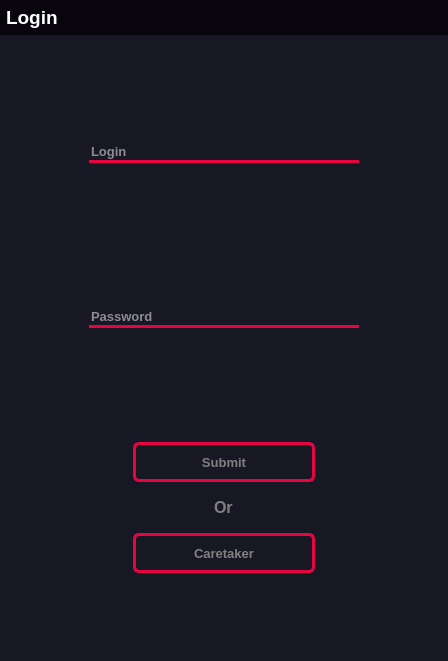
Before: the Qt Designer form qt_login_interface.ui in Kimiroshi/Dante, drawn with Qt 5.
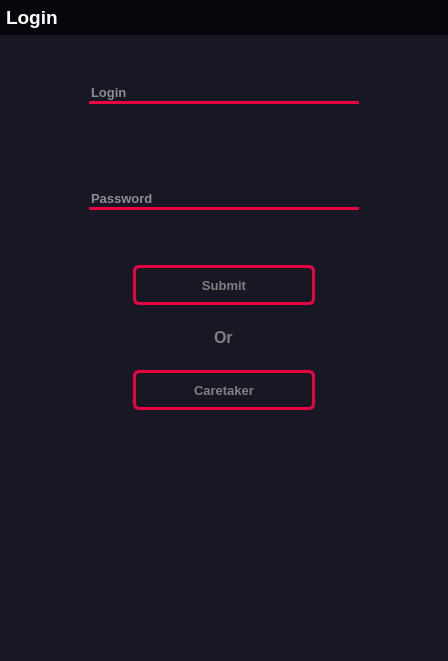
After: the same form once the commit is applied. Icons and pictures are not drawn.

Diff of the .ui file:
```diff
--- a/qt_login_interface.ui
+++ b/qt_login_interface.ui
@@ -249,6 +249,12 @@
          <layout class="QVBoxLayout" name="verticalLayout_2">
           <item alignment="Qt::AlignHCenter">
            <widget class="QLineEdit" name="login_edit">
+            <property name="sizePolicy">
+             <sizepolicy hsizetype="Expanding" vsizetype="Fixed">
+              <horstretch>0</horstretch>
+              <verstretch>0</verstretch>
+             </sizepolicy>
+            </property>
             <property name="minimumSize">
              <size>
               <width>270</width>
@@ -297,6 +303,12 @@
          <layout class="QVBoxLayout" name="verticalLayout_3">
           <item alignment="Qt::AlignHCenter">
            <widget class="QLineEdit" name="password_edit">
+            <property name="sizePolicy">
+             <sizepolicy hsizetype="Expanding" vsizetype="Fixed">
+              <horstretch>0</horstretch>
+              <verstretch>0</verstretch>
+             </sizepolicy>
+            </property>
             <property name="minimumSize">
              <size>
               <width>270</width>
@@ -327,6 +339,12 @@
        </item>
        <item alignment="Qt::AlignHCenter">
         <widget class="QFrame" name="frame_3">
+         <property name="sizePolicy">
+          <sizepolicy hsizetype="Preferred" vsizetype="Preferred">
+           <horstretch>0</horstretch>
+           <verstretch>0</verstretch>
+          </sizepolicy>
+         </property>
          <property name="minimumSize">
           <size>
            <width>200</width>
@@ -336,9 +354,21 @@
          <property name="maximumSize">
           <size>
            <width>200</width>
-           <height>149</height>
+           <height>163</height>
           </size>
          </property>
+         <property name="baseSize">
+          <size>
+           <width>0</width>
+           <height>0</height>
+          </size>
+         </property>
+         <property name="font">
+          <font>
+           <weight>50</weight>
+           <bold>false</bold>
+          </font>
+         </property>
          <property name="frameShape">
           <enum>QFrame::StyledPanel</enum>
          </property>
@@ -432,6 +462,35 @@
          </layout>
         </widget>
        </item>
+       <item alignment="Qt::AlignHCenter|Qt::AlignTop">
+        <widget class="QFrame" name="frame_9">
+         <property name="frameShape">
+          <enum>QFrame::StyledPanel</enum>
+         </property>
+         <property name="frameShadow">
+          <enum>QFrame::Raised</enum>
+         </property>
+         <layout class="QVBoxLayout" name="verticalLayout_6">
+          <item alignment="Qt::AlignHCenter|Qt::AlignTop">
+           <widget class="QLabel" name="error_label">
+            <property name="font">
+             <font>
+              <pointsize>11</pointsize>
+              <weight>75</weight>
+              <bold>true</bold>
+             </font>
+            </property>
+            <property name="styleSheet">
+             <string notr="true">color: rgb(230, 5, 64)</string>
+            </property>
+            <property name="text">
+             <string/>
+            </property>
+           </widget>
+          </item>
+         </layout>
+        </widget>
+       </item>
       </layout>
      </widget>
     </item>
```
Left out of the diff: 18 changed lines with no effect on the pictures.
